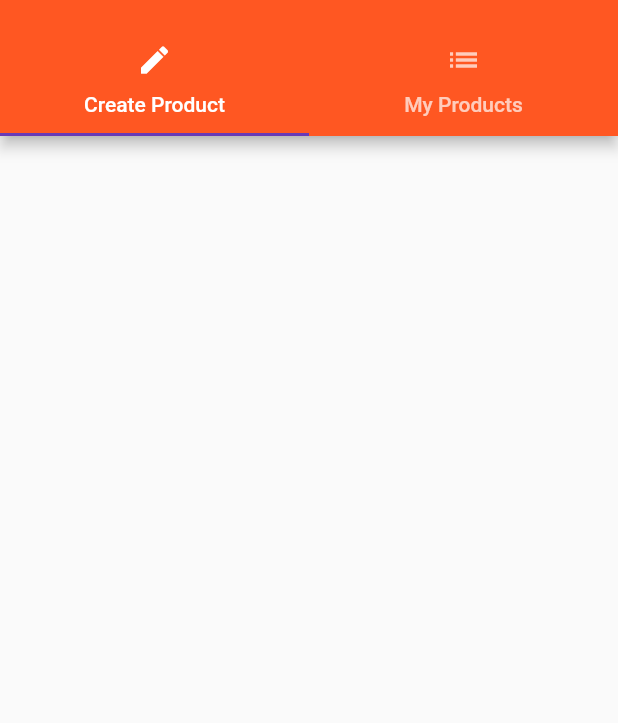
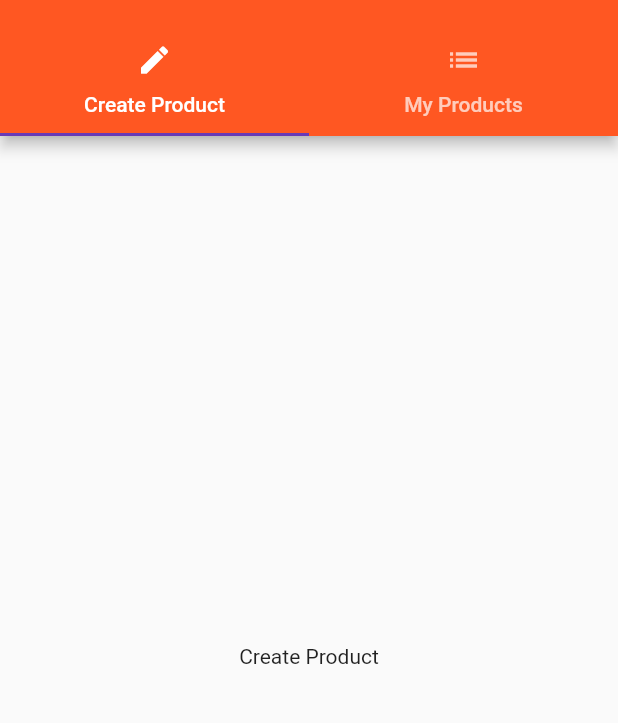
Before and after one commit to amitraj1996/Easy-List, a Flutter app: the ProductsAdminPage screen opened directly, on a phone screen of 412 x 824 dp, the part 59-782 px from its top. Run offline on Flutter 3.47's test engine with Material 2 defaults, Android fonts, the phone set to English and light mode, and no system bars.

Commit message:
create and list product pages

```diff
--- a/lib/pages/product_create.dart
+++ b/lib/pages/product_create.dart
@@ -0,0 +1,10 @@
+import 'package:flutter/material.dart';
+
+class ProductCreatePage extends StatelessWidget {
+  @override
+  Widget build(BuildContext context) {
+    return Center(
+      child: Text('Create Product'),
+    );
+  }
+}
--- a/lib/pages/products_admin.dart
+++ b/lib/pages/products_admin.dart
@@ -1,8 +1,9 @@
 import 'package:flutter/material.dart';
 
 import './products.dart';
-// import './product_create.dart';
-// import './products_admin.dart';
+import './product_create.dart';
+import './product_list.dart';
+import './products_admin.dart';
 
 class ProductsAdminPage extends StatelessWidget {
   @override
@@ -46,6 +47,12 @@ class ProductsAdminPage extends StatelessWidget {
             ],
           ),
         ),
+          body:TabBarView(
+            children: <Widget>[
+              ProductCreatePage(),
+              ProductListPage()
+            ],
+          )
       ),
     );
   }
```
Also changed, not shown: lib/pages/product_list.dart (+11 -0 lines).
